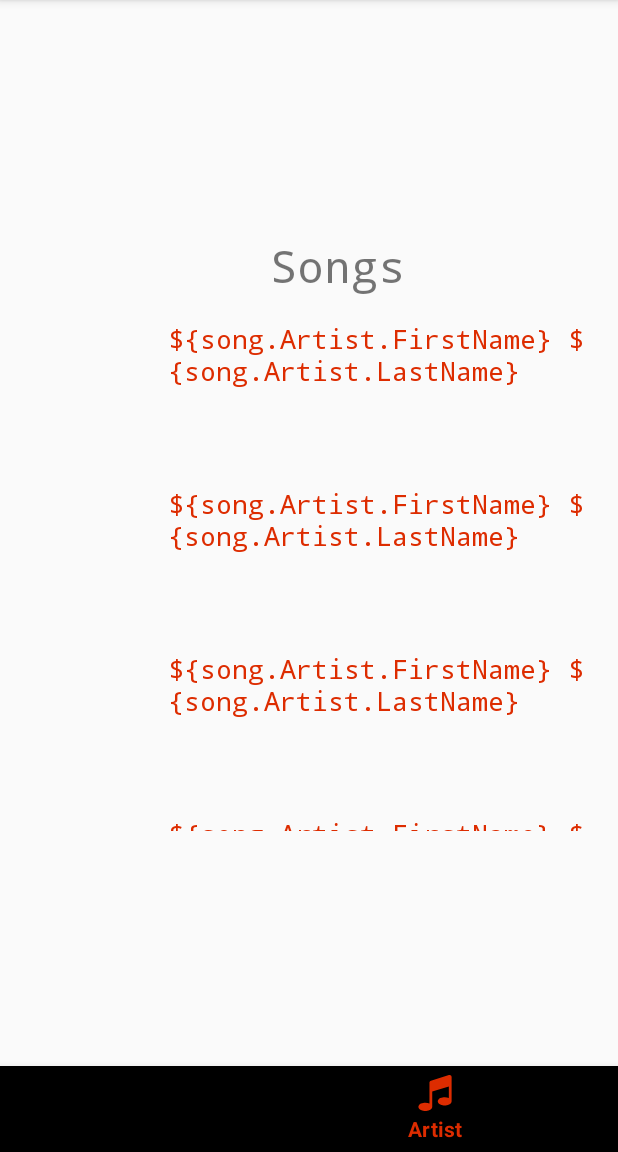
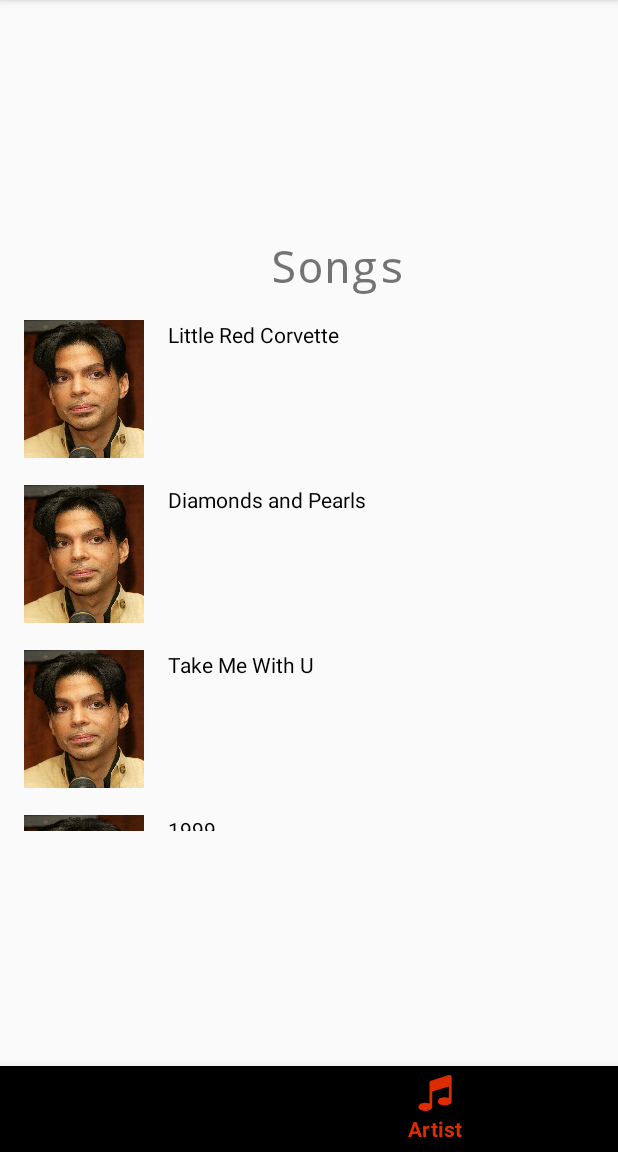
Before and after one commit to DavisSylvester/Musical-Structural-App-Java, an Android app: the screen it shows after launch (MainActivity), item 2 of the bottom bar chosen, on a phone screen of 412 x 824 dp, the part 84-1236 px from its top. Run offline under Robolectric (Android 15) with nearby library versions, the phone set to English and light mode, and no system bars.

```diff
--- a/app/src/main/java/com/davissylvester/musicalstructuralappjava/Adapters/SongAdapter.java
+++ b/app/src/main/java/com/davissylvester/musicalstructuralappjava/Adapters/SongAdapter.java
@@ -14,7 +14,8 @@ import com.davissylvester.musicalstructuralappjava.R;
 
 import java.util.List;
 
-public class SongAdapter extends RecyclerView.Adapter<SongAdapter.ViewHolder> {
+public class SongAdapter extends RecyclerView.Adapter<SongAdapter.ViewHolder>
+        implements View.OnClickListener{
 
     private List<Song> data;
     private Context context;
@@ -31,7 +32,7 @@ public class SongAdapter extends RecyclerView.Adapter<SongAdapter.ViewHolder> {
     @Override
     public ViewHolder onCreateViewHolder(@NonNull ViewGroup parent, int viewType) {
 
-        View v = LayoutInflater.from(context).inflate(R.layout.artist_item, parent, false);
+        View v = LayoutInflater.from(context).inflate(R.layout.artist_with_song, parent, false);
 
         ViewHolder vh = new SongAdapter.ViewHolder(v);
         return vh;
@@ -47,18 +48,23 @@ public class SongAdapter extends RecyclerView.Adapter<SongAdapter.ViewHolder> {
         return data.size();
     }
 
+    @Override
+    public void onClick(View v) {
+
+    }
+
     public static class ViewHolder extends RecyclerView.ViewHolder {
 
         ImageView artistImage;
-        TextView txtArtistName;
-        TextView txtStageName;
+        TextView txtSongName;
+
 
         public ViewHolder(View itemView) {
             super(itemView);
 
             artistImage = itemView.findViewById(R.id.artistPic);
-            txtArtistName = itemView.findViewById(R.id.txtArtistName);
-            txtStageName = itemView.findViewById(R.id.txtStageName);
+            txtSongName = itemView.findViewById(R.id.txtSongName);
+
 
         }
 
@@ -68,10 +74,10 @@ public class SongAdapter extends RecyclerView.Adapter<SongAdapter.ViewHolder> {
                     "drawable",
                     context.getPackageName());
 
-            artistImage.setImageResource(resourceId);
+             artistImage.setImageResource(resourceId);
 
-            txtArtistName.setText("${song.Artist.FirstName} ${song.Artist.LastName}");
-            txtStageName.setText(song.Name);
+            txtSongName.setText("" + song.Name);
+
         }
     }
 }
--- a/app/src/main/java/com/davissylvester/musicalstructuralappjava/DomainClasses/Song.java
+++ b/app/src/main/java/com/davissylvester/musicalstructuralappjava/DomainClasses/Song.java
@@ -8,6 +8,10 @@ public class Song {
 
     public Song(String name, Artist artist, String genre, String url) {
 
+        Name = name;
+        Artist = artist;
+        Genre = genre;
+        Url = url;
     }
 
 }
--- a/app/src/main/java/com/davissylvester/musicalstructuralappjava/Services/Data/MusicListingService.java
+++ b/app/src/main/java/com/davissylvester/musicalstructuralappjava/Services/Data/MusicListingService.java
@@ -19,6 +19,8 @@ public class MusicListingService  {
     private List<Song> populateSongList() {
 
         List<Song> result = new ArrayList();
+
+        Song s =  new Song("Little Red Corvette", new Artist("Prince", "", "prince", "Prince"), "R&B", "https://www.youtube.com/watch?v=v0KpfrJE4zw");
 
         result.add(new Song("Little Red Corvette", new Artist("Prince", "", "prince", "Prince"), "R&B", "https://www.youtube.com/watch?v=v0KpfrJE4zw"));
         result.add(new Song("Diamonds and Pearls", new Artist("Prince", "", "prince", "Prince"), "R&B", "https://www.youtube.com/watch?v=hwUKR_9Xdns" ));
--- a/app/src/main/res/layout/activity_artist_detail.xml
+++ b/app/src/main/res/layout/activity_artist_detail.xml
@@ -33,7 +33,7 @@
         app:layout_constraintVertical_bias="0.0" />
 
     <VideoView
-        android:id="@+id/vvPlayer"
+        android:id="@+id/vPlayer"
         android:layout_width="0dp"
         android:layout_height="267dp"
         android:layout_marginEnd="8dp"
--- /dev/null
+++ b/app/src/main/res/layout/artist_with_song.xml
@@ -0,0 +1,42 @@
+<?xml version="1.0" encoding="utf-8"?>
+<android.support.constraint.ConstraintLayout xmlns:android="http://schemas.android.com/apk/res/android"
+    xmlns:app="http://schemas.android.com/apk/res-auto"
+    xmlns:tools="http://schemas.android.com/tools"
+    android:layout_width="match_parent"
+    android:layout_height="100dp"
+    android:layout_marginBottom="10dp">
+
+    <ImageView
+        android:id="@+id/artistPic"
+        android:layout_width="0dp"
+        android:layout_height="0dp"
+        android:layout_marginEnd="8dp"
+        android:layout_marginStart="8dp"
+        android:layout_marginTop="8dp"
+        android:contentDescription="@string/artist_profile_picture"
+        android:scaleType="fitXY"
+        app:layout_constraintBottom_toBottomOf="parent"
+        app:layout_constraintEnd_toStartOf="@+id/guideline"
+        app:layout_constraintStart_toStartOf="parent"
+        app:layout_constraintTop_toTopOf="parent" />
+
+    <TextView
+        android:id="@+id/txtSongName"
+        android:layout_width="0dp"
+        android:layout_height="wrap_content"
+        android:layout_marginEnd="8dp"
+        android:layout_marginStart="8dp"
+        android:layout_marginTop="8dp"
+        android:textColor="@android:color/black"
+        android:typeface="sans"
+        app:layout_constraintEnd_toEndOf="parent"
+        app:layout_constraintStart_toStartOf="@+id/guideline"
+        app:layout_constraintTop_toTopOf="parent" />
+
+    <android.support.constraint.Guideline
+        android:id="@+id/guideline"
+        android:layout_width="wrap_content"
+        android:layout_height="wrap_content"
+        android:orientation="vertical"
+        app:layout_constraintGuide_begin="96dp" />
+</android.support.constraint.ConstraintLayout>
```
Also changed, not shown: app/build.gradle (+13 -14 lines), app/src/main/java/com/davissylvester/musicalstructuralappjava/Adapters/ArtistAdapter.java (+17 -5 lines), app/src/main/java/com/davissylvester/musicalstructuralappjava/Adapters/ArtistProfileAdapter.java (+71 -1 lines), app/src/main/java/com/davissylvester/musicalstructuralappjava/ArtistDetail.java (+72 -6 lines), app/src/main/java/com/davissylvester/musicalstructuralappjava/DomainClasses/Artist.java (+19 -0 lines), app/src/main/res/layout/profile_artist_song_item.xml (added, +34 -0 lines).
